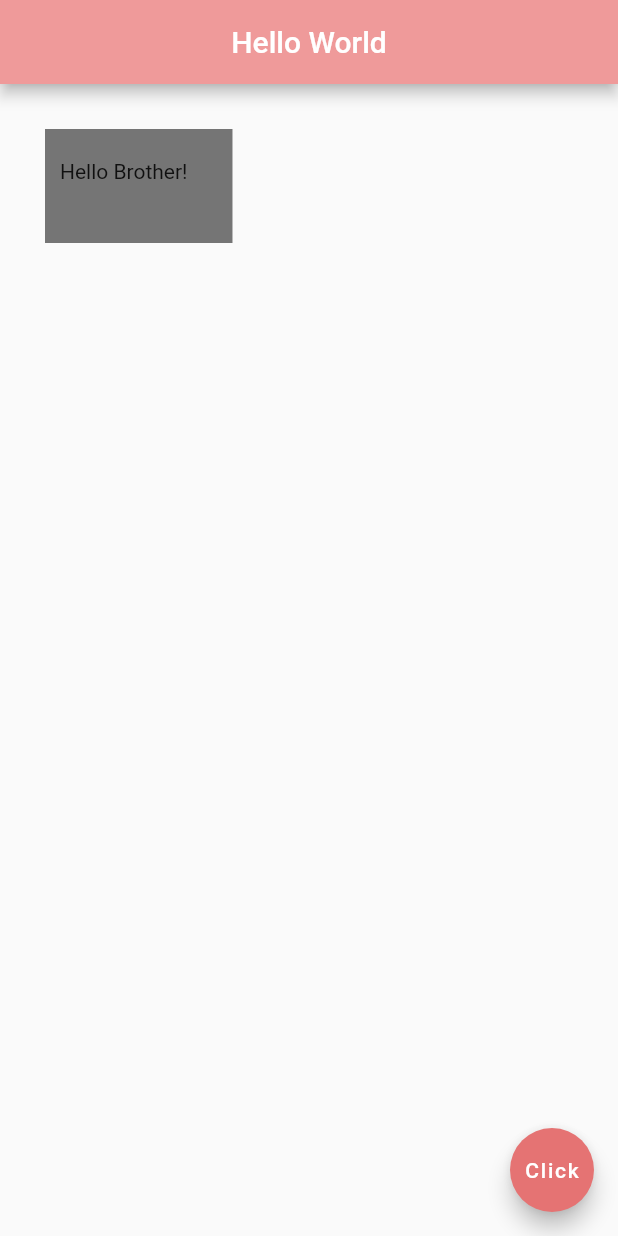
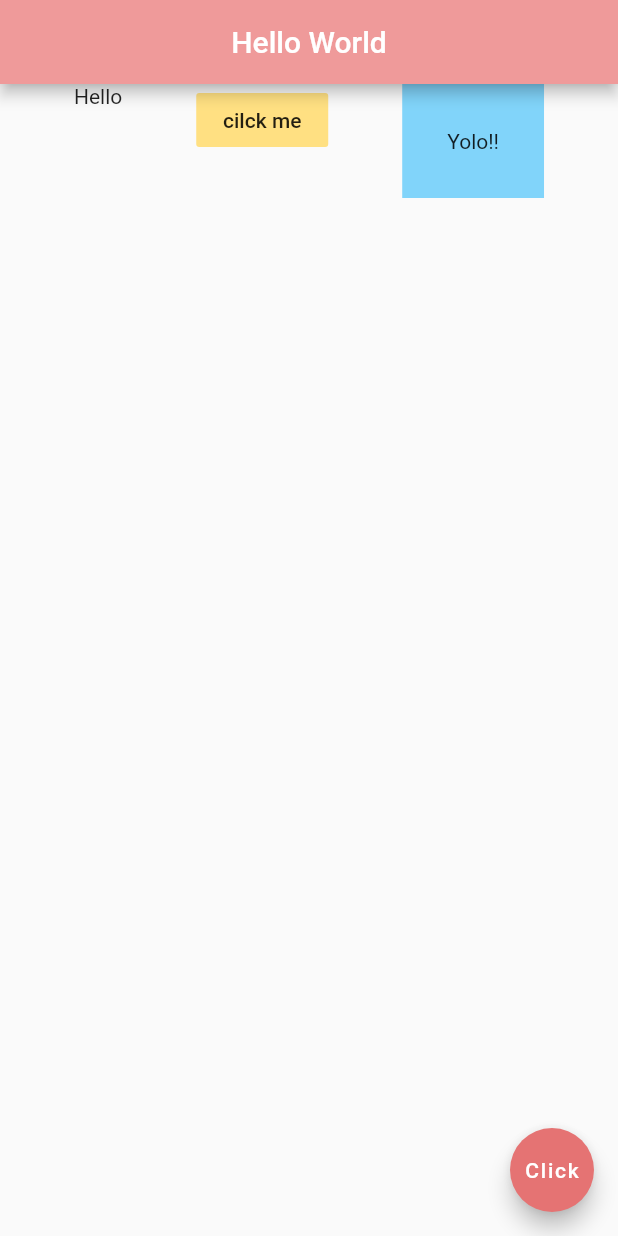
Before and after one commit to HarshitCd/Learning-App-Dev-with-Flutter, a Flutter app: the screen it shows after launch, on a phone screen of 412 x 824 dp. Run offline on Flutter 3.47's test engine with Material 2 defaults, Android fonts, the phone set to English and light mode, and no system bars.

Commit message:
Lesson7 Rows

```diff
--- a/lib/main.dart
+++ b/lib/main.dart
@@ -14,16 +14,23 @@ class Home extends StatelessWidget {
         centerTitle: true,
         backgroundColor: Colors.red[200],
       ),
-      body: Container(
-        padding: EdgeInsets.fromLTRB(10, 20, 30, 40),
-        margin: EdgeInsets.all(30),
-        color: Colors.grey[600],
-        child: Text('Hello Brother!'),
+      body: Row(
+        mainAxisAlignment: MainAxisAlignment.spaceEvenly,
+        crossAxisAlignment: CrossAxisAlignment.start,
+        children: <Widget>[
+          Text('Hello'),
+          FlatButton(
+            onPressed: () {},
+            color: Colors.amber[200],
+            child: Text('cilck me'),
+          ),
+          Container(
+            color: Colors.lightBlue[200],
+            padding: EdgeInsets.all(30.0),
+            child: Text('Yolo!!'),
+          ),
+        ],
       ),
-      /*Padding(
-        padding: EdgeInsets.all(30.0),
-        child: Text('Hello'),
-      ),*/
       floatingActionButton: FloatingActionButton(
         onPressed: () {},
         child: Text('Click'),
```
